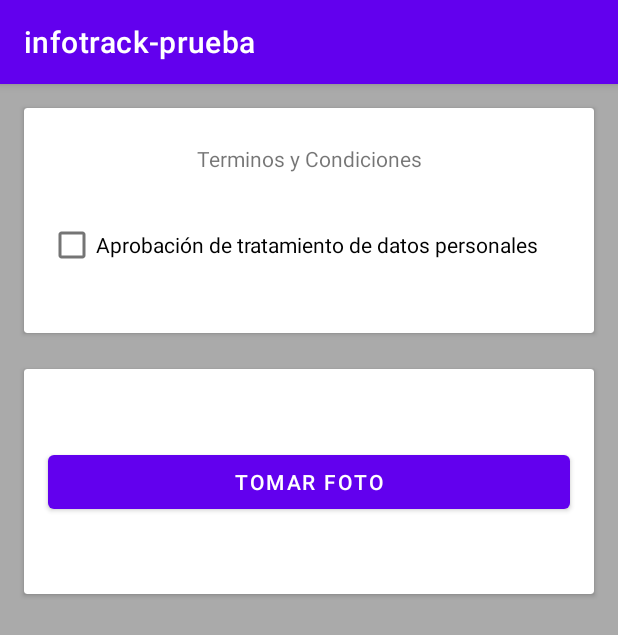
After one commit to pauloalvarez21/infotrack-prueba, an Android app: the ThirdActivity screen opened directly, with no data from a screen before it, on a phone screen of 412 x 824 dp. The commit adds this screen. Shown: the top 635 px of the screen. Run offline under Robolectric (Android 15) with nearby library versions, the phone set to English and light mode, and no system bars; network calls fail.

Commit message:
tercera pantalla

```diff
--- a/app/build.gradle
+++ b/app/build.gradle
@@ -42,4 +42,5 @@ dependencies {
     androidTestImplementation 'androidx.test.espresso:espresso-core:3.4.0'
 
     implementation 'com.dubsmash.volley:library:2.0.1'
+
 }
--- /dev/null
+++ b/app/src/main/java/com/gaelectronica/infotrack_prueba/ThirdActivity.kt
@@ -0,0 +1,59 @@
+package com.gaelectronica.infotrack_prueba
+
+import android.content.Intent
+import android.graphics.Bitmap
+import androidx.appcompat.app.AppCompatActivity
+import android.os.Bundle
+import android.provider.MediaStore
+import android.widget.Button
+import android.widget.CheckBox
+import android.widget.Toast
+
+class ThirdActivity : AppCompatActivity() {
+
+    var btnFoto : Button? = null
+    var cekTerminos : CheckBox? = null
+
+    val REQUEST_CODE_TAKE_PHOTO = 1
+
+    override fun onCreate(savedInstanceState: Bundle?) {
+        super.onCreate(savedInstanceState)
+        setContentView(R.layout.activity_third)
+
+        btnFoto = findViewById<CheckBox>(R.id.btnFoto)
+        cekTerminos = findViewById(R.id.cebTratamiento)
+
+        botonListener()
+    }
+
+    private fun botonListener() {
+        btnFoto!!.setOnClickListener {
+
+            if(cekTerminos!!.isChecked){
+                dispatchTakePictureIntent()
+            } else {
+                Toast.makeText(this, "Tiene que aceptar el tratamiento de datos", Toast.LENGTH_SHORT).show()
+            }
+        }
+    }
+
+    private fun dispatchTakePictureIntent() {
+        Intent(MediaStore.ACTION_IMAGE_CAPTURE).also { takePicture ->
+            takePicture.resolveActivity(packageManager)?.also {
+                startActivityForResult(takePicture, REQUEST_CODE_TAKE_PHOTO)
+            }
+        }
+    }
+
+    override fun onActivityResult(requestCode: Int, resultCode: Int, data: Intent?) {
+        super.onActivityResult(requestCode, resultCode, data)
+
+        if(requestCode == REQUEST_CODE_TAKE_PHOTO && resultCode == RESULT_OK) {
+            data?.extras?.let { bundle -> {
+                val imageBitmap = bundle.get("data") as Bitmap
+            } }
+
+            startActivity(Intent(this, MainActivity::class.java))
+        }
+    }
+}
--- a/app/src/main/res/layout/activity_second.xml
+++ b/app/src/main/res/layout/activity_second.xml
@@ -4,6 +4,7 @@
     xmlns:tools="http://schemas.android.com/tools"
     android:layout_width="match_parent"
     android:layout_height="match_parent"
+    android:background="@android:color/darker_gray"
     tools:context=".SecondActivity">
 
     <androidx.cardview.widget.CardView
--- /dev/null
+++ b/app/src/main/res/layout/activity_third.xml
@@ -0,0 +1,81 @@
+<?xml version="1.0" encoding="utf-8"?>
+<androidx.constraintlayout.widget.ConstraintLayout xmlns:android="http://schemas.android.com/apk/res/android"
+    xmlns:app="http://schemas.android.com/apk/res-auto"
+    xmlns:tools="http://schemas.android.com/tools"
+    android:layout_width="match_parent"
+    android:layout_height="match_parent"
+    android:background="@android:color/darker_gray"
+    tools:context=".ThirdActivity">
+
+    <androidx.cardview.widget.CardView
+        android:id="@+id/cardView3"
+        android:layout_width="match_parent"
+        android:layout_height="150dp"
+        android:layout_marginStart="16dp"
+        android:layout_marginTop="16dp"
+        android:layout_marginEnd="16dp"
+        app:layout_constraintEnd_toEndOf="parent"
+        app:layout_constraintStart_toStartOf="parent"
+        app:layout_constraintTop_toTopOf="parent">
+
+        <androidx.constraintlayout.widget.ConstraintLayout
+            android:layout_width="match_parent"
+            android:layout_height="match_parent">
+
+            <TextView
+                android:id="@+id/textView"
+                android:layout_width="match_parent"
+                android:layout_height="wrap_content"
+                android:layout_marginStart="16dp"
+                android:layout_marginTop="24dp"
+                android:layout_marginEnd="16dp"
+                android:text="Terminos y Condiciones"
+                android:textAlignment="center"
+                app:layout_constraintEnd_toEndOf="parent"
+                app:layout_constraintStart_toStartOf="parent"
+                app:layout_constraintTop_toTopOf="parent" />
+
+            <CheckBox
+                android:id="@+id/cebTratamiento"
+                android:layout_width="match_parent"
+                android:layout_height="wrap_content"
+                android:layout_marginStart="16dp"
+                android:layout_marginTop="24dp"
+                android:layout_marginEnd="16dp"
+                android:text="Aprobación de tratamiento de datos personales"
+                app:layout_constraintEnd_toEndOf="parent"
+                app:layout_constraintStart_toStartOf="parent"
+                app:layout_constraintTop_toBottomOf="@+id/textView" />
+        </androidx.constraintlayout.widget.ConstraintLayout>
+
+    </androidx.cardview.widget.CardView>
+
+    <androidx.cardview.widget.CardView
+        android:layout_width="match_parent"
+        android:layout_height="150dp"
+        android:layout_marginStart="16dp"
+        android:layout_marginTop="24dp"
+        android:layout_marginEnd="16dp"
+        app:layout_constraintEnd_toEndOf="parent"
+        app:layout_constraintStart_toStartOf="parent"
+        app:layout_constraintTop_toBottomOf="@+id/cardView3">
+
+        <androidx.constraintlayout.widget.ConstraintLayout
+            android:layout_width="match_parent"
+            android:layout_height="match_parent">
+
+            <Button
+                android:id="@+id/btnFoto"
+                android:layout_width="match_parent"
+                android:layout_height="wrap_content"
+                android:layout_marginStart="16dp"
+                android:layout_marginEnd="16dp"
+                android:text="Tomar Foto"
+                app:layout_constraintBottom_toBottomOf="parent"
+                app:layout_constraintEnd_toEndOf="parent"
+                app:layout_constraintStart_toStartOf="parent"
+                app:layout_constraintTop_toTopOf="parent" />
+        </androidx.constraintlayout.widget.ConstraintLayout>
+
+    </androidx.cardview.widget.CardView>
+</androidx.constraintlayout.widget.ConstraintLayout>
```
Also changed, not shown: app/src/main/AndroidManifest.xml (+7 -1 lines), app/src/main/java/com/gaelectronica/infotrack_prueba/SecondActivity.kt (+75 -3 lines).
